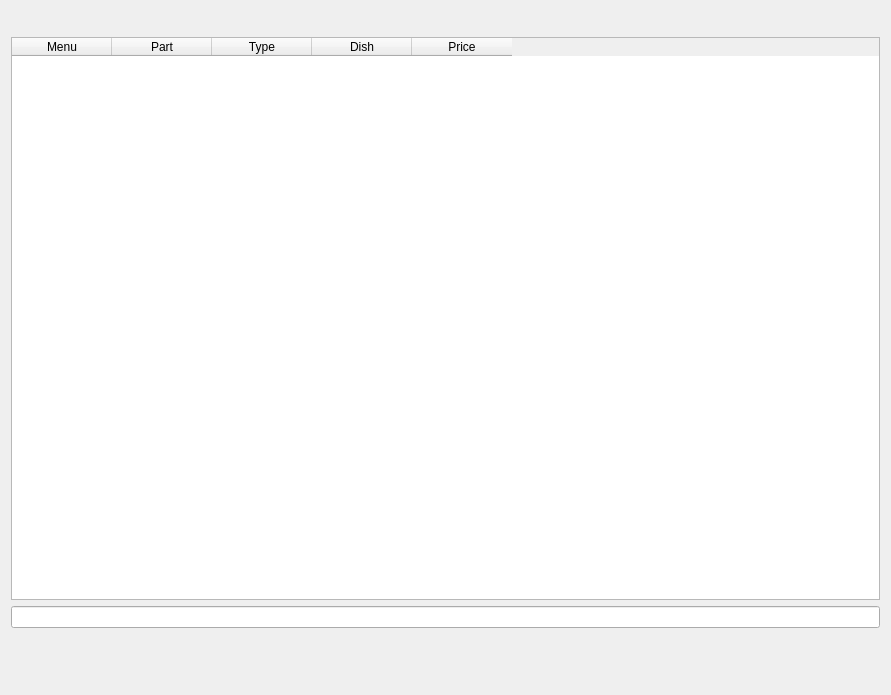
First picture: the form in Waiter/dlgsearchinmenu.ui, repository End1-1/Cafe5, before the edit.
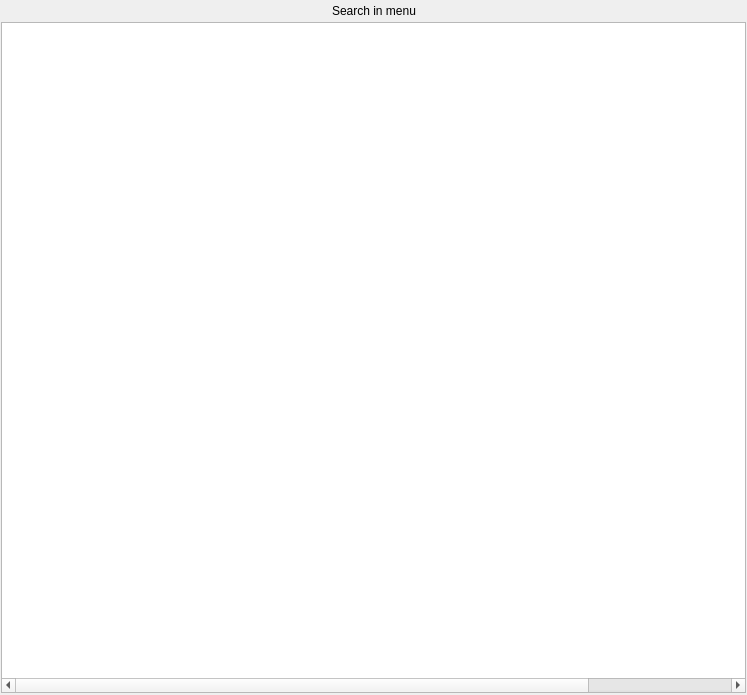
Second picture: the form after the edit. Custom widgets are drawn as their Qt base class.

What changed in the file:
```diff
--- a/Waiter/dlgsearchinmenu.ui
+++ b/Waiter/dlgsearchinmenu.ui
@@ -6,7 +6,7 @@
    <rect>
     <x>0</x>
     <y>0</y>
-    <width>891</width>
+    <width>747</width>
     <height>695</height>
    </rect>
   </property>
@@ -14,9 +14,27 @@
    <string>Menu search</string>
   </property>
   <layout class="QVBoxLayout" name="verticalLayout">
+   <property name="spacing">
+    <number>1</number>
+   </property>
+   <property name="leftMargin">
+    <number>1</number>
+   </property>
+   <property name="topMargin">
+    <number>1</number>
+   </property>
+   <property name="rightMargin">
+    <number>1</number>
+   </property>
+   <property name="bottomMargin">
+    <number>1</number>
+   </property>
    <item>
-    <widget class="QWidget" name="wmenu" native="true">
-     <layout class="QHBoxLayout" name="hl">
+    <widget class="QWidget" name="wheader" native="true">
+     <layout class="QHBoxLayout" name="horizontalLayout_2">
+      <property name="spacing">
+       <number>1</number>
+      </property>
       <property name="leftMargin">
        <number>0</number>
       </property>
@@ -36,7 +54,27 @@
         </property>
         <property name="sizeHint" stdset="0">
          <size>
-          <width>870</width>
+          <width>328</width>
+          <height>20</height>
+         </size>
+        </property>
+       </spacer>
+      </item>
+      <item>
+       <widget class="QLabel" name="label">
+        <property name="text">
+         <string>Search in menu</string>
+        </property>
+       </widget>
+      </item>
+      <item>
+       <spacer name="horizontalSpacer_4">
+        <property name="orientation">
+         <enum>Qt::Orientation::Horizontal</enum>
+        </property>
+        <property name="sizeHint" stdset="0">
+         <size>
+          <width>327</width>
           <height>20</height>
          </size>
         </property>
@@ -56,6 +94,24 @@
      <property name="selectionBehavior">
       <enum>QAbstractItemView::SelectionBehavior::SelectRows</enum>
      </property>
+     <attribute name="horizontalHeaderVisible">
+      <bool>false</bool>
+     </attribute>
+     <attribute name="horizontalHeaderMinimumSectionSize">
+      <number>160</number>
+     </attribute>
+     <attribute name="horizontalHeaderDefaultSectionSize">
+      <number>160</number>
+     </attribute>
+     <attribute name="verticalHeaderVisible">
+      <bool>false</bool>
+     </attribute>
+     <attribute name="verticalHeaderMinimumSectionSize">
+      <number>64</number>
+     </attribute>
+     <attribute name="verticalHeaderDefaultSectionSize">
+      <number>64</number>
+     </attribute>
      <column>
       <property name="text">
        <string>Menu</string>
@@ -84,54 +140,13 @@
     </widget>
    </item>
    <item>
-    <widget class="QLineEdit" name="leDishName"/>
-   </item>
-   <item>
-    <widget class="QWidget" name="widget_2" native="true">
+    <widget class="RKeyboard" name="kb" native="true">
      <property name="minimumSize">
       <size>
        <width>0</width>
-       <height>50</height>
+       <height>0</height>
       </size>
      </property>
-     <layout class="QHBoxLayout" name="horizontalLayout">
-      <item>
-       <spacer name="horizontalSpacer">
-        <property name="orientation">
-         <enum>Qt::Orientation::Horizontal</enum>
-        </property>
-        <property name="sizeHint" stdset="0">
-         <size>
-          <width>414</width>
-          <height>20</height>
-         </size>
-        </property>
-       </spacer>
-      </item>
-      <item>
-       <widget class="RKeyboard" name="kb" native="true">
-        <property name="minimumSize">
-         <size>
-          <width>0</width>
-          <height>0</height>
-         </size>
-        </property>
-       </widget>
-      </item>
-      <item>
-       <spacer name="horizontalSpacer_2">
-        <property name="orientation">
-         <enum>Qt::Orientation::Horizontal</enum>
-        </property>
-        <property name="sizeHint" stdset="0">
-         <size>
-          <width>413</width>
-          <height>20</height>
-         </size>
-        </property>
-       </spacer>
-      </item>
-     </layout>
     </widget>
    </item>
   </layout>
```
Left out of the diff: 4 changed lines with no effect on the pictures.
